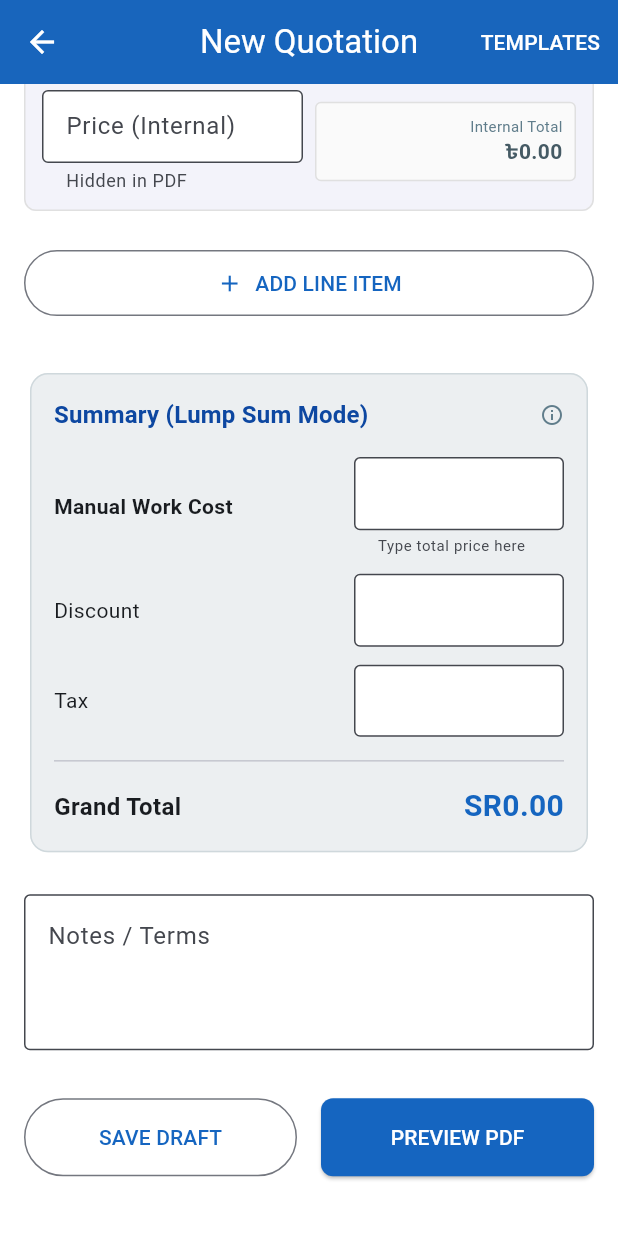
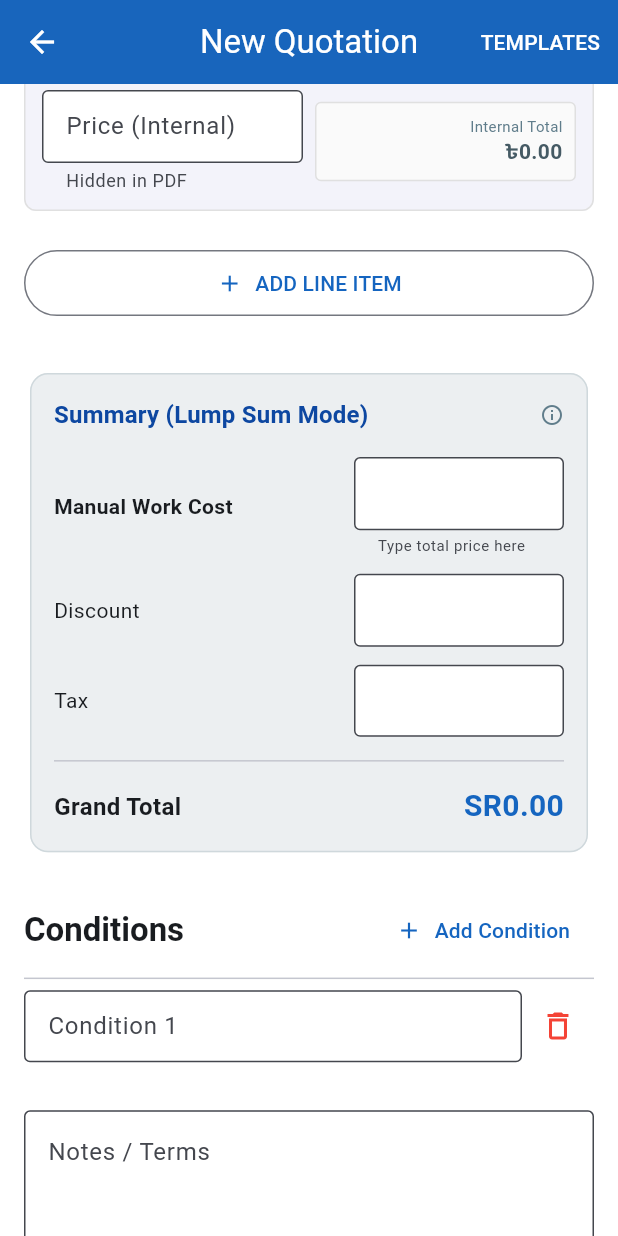
Before and after one commit to Monaum-202/Quot, a Flutter app: the CreateQuotationScreen screen opened directly, scrolled down 532 dp, on a phone screen of 412 x 824 dp. Run offline on Flutter 3.47's test engine with Material 3 defaults, Android fonts, the phone set to English and light mode, and no system bars; our stand-ins replace flutter_riverpod, gap, hive, hive_flutter, image_picker, pdf and 4 more; accounts and stored records are empty; generated files the repository leaves out were written again.

Commit message:
add condition

```diff
--- a/lib/core/utils/pdf_generator.dart
+++ b/lib/core/utils/pdf_generator.dart
@@ -32,6 +32,10 @@ class PdfGenerator {
           _buildTable(q),
           pw.SizedBox(height: 20),
           _buildTotals(q, company),
+          if (q.conditions.isNotEmpty) ...[
+            pw.SizedBox(height: 20),
+            _buildConditions(q),
+          ],
           if (q.notes != null && q.notes!.isNotEmpty) ...[
             pw.SizedBox(height: 20),
             pw.Text('Notes:', style: pw.TextStyle(fontWeight: pw.FontWeight.bold)),
@@ -214,6 +218,26 @@ class PdfGenerator {
     );
   }
 
+  static pw.Widget _buildConditions(QuotationModel q) {
+    return pw.Column(
+      crossAxisAlignment: pw.CrossAxisAlignment.start,
+      children: [
+        pw.Text('Terms & Conditions:', style: pw.TextStyle(fontWeight: pw.FontWeight.bold, fontSize: 12)),
+        pw.SizedBox(height: 8),
+        ...q.conditions.map((condition) => pw.Padding(
+              padding: const pw.EdgeInsets.only(bottom: 4),
+              child: pw.Row(
+                crossAxisAlignment: pw.CrossAxisAlignment.start,
+                children: [
+                  pw.Text('• ', style: pw.TextStyle(fontWeight: pw.FontWeight.bold)),
+                  pw.Expanded(child: pw.Text(condition, style: const pw.TextStyle(fontSize: 10))),
+                ],
+              ),
+            )),
+      ],
+    );
+  }
+
   static pw.Widget _totalRow(String label, double value, String currency, {bool isBold = false}) {
     return pw.Padding(
       padding: const pw.EdgeInsets.symmetric(vertical: 2),
--- a/lib/features/quotations/presentation/screens/create_quotation_screen.dart
+++ b/lib/features/quotations/presentation/screens/create_quotation_screen.dart
@@ -127,6 +127,7 @@ class _CreateQuotationScreenState extends ConsumerState<CreateQuotationScreen> {
       isConvertedToInvoice: false,
       showItemPrices: _showItemPrices,
       manualSubtotal: _customSubtotal,
+      conditions: _conditionControllers.map((c) => c.text.trim()).where((t) => t.isNotEmpty).toList(),
     );
 
     await ref.read(quotationsProvider.notifier).saveQuotation(quotation);
@@ -388,6 +389,43 @@ class _CreateQuotationScreenState extends ConsumerState<CreateQuotationScreen> {
                 ),
               ),
               const Gap(24),
+              // Conditions Section
+              Row(
+                mainAxisAlignment: MainAxisAlignment.spaceBetween,
+                children: [
+                  Text('Conditions', style: Theme.of(context).textTheme.titleLarge?.copyWith(fontWeight: FontWeight.bold)),
+                  TextButton.icon(
+                    onPressed: _addCondition,
+                    icon: const Icon(Icons.add),
+                    label: const Text('Add Condition'),
+                  ),
+                ],
+              ),
+              const Divider(),
+              ...List.generate(_conditionControllers.length, (index) {
+                return Padding(
+                  padding: const EdgeInsets.only(bottom: 8.0),
+                  child: Row(
+                    children: [
+                      Expanded(
+                        child: TextFormField(
+                          controller: _conditionControllers[index],
+                          decoration: InputDecoration(
+                            labelText: 'Condition ${index + 1}',
+                            border: const OutlineInputBorder(),
+                            isDense: true,
+                          ),
+                        ),
+                      ),
+                      IconButton(
+                        onPressed: () => _removeCondition(index),
+                        icon: const Icon(Icons.delete_outline, color: Colors.red),
+                      ),
+                    ],
+                  ),
+                );
+              }),
+              const Gap(24),
               // Notes
               TextFormField(
                 controller: _notesController,
```
